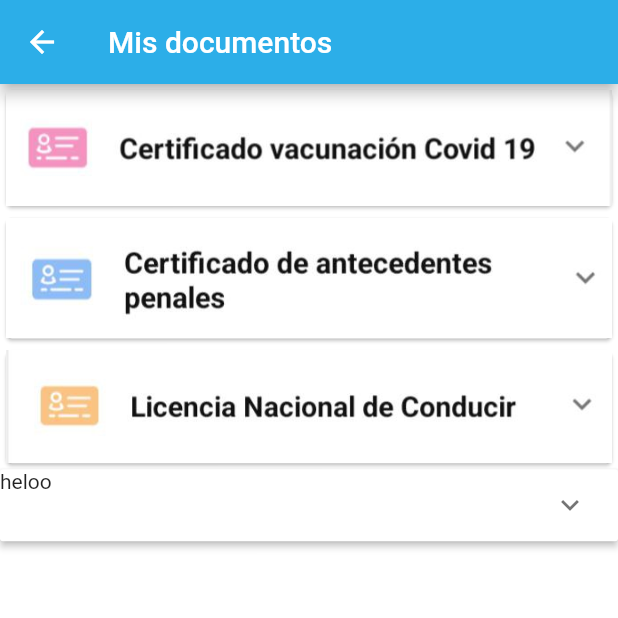
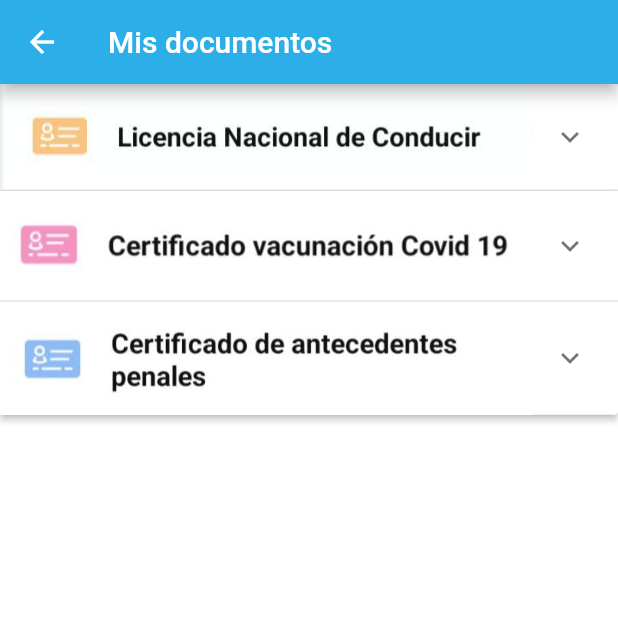
Before and after one commit to lukgutierrez/Mi_Argentina_App, a Flutter app: the Documents screen opened directly, on a phone screen of 412 x 824 dp, the top half of it. Run offline on Flutter 3.47's test engine with Material 2 defaults, Android fonts, the phone set to English and light mode, and no system bars.

Commit message:
edit_pagedocuments

```diff
--- a/lib/Pages/Documents.dart
+++ b/lib/Pages/Documents.dart
@@ -13,24 +13,40 @@ class Documents extends StatelessWidget {
       ),
       body: Column(
         children: [
-          Card(
-            child: Image(image: AssetImage("assets/image2.jpg")),
-          ),
-          Card(
-            child: Image(image: AssetImage("assets/image3.jpg")),
-          ),
-          Card(
-            child: Image(image: AssetImage("assets/image4.jpg")),
-          ),
           ExpansionPanelList(
             children: [
               ExpansionPanel(
                   headerBuilder: (context, isExpanded) {
-                    return Text("heloo");
+                    return Image(image: AssetImage("assets/image7.jpg"));
                   },
-                  body: Text("pioo")),
+                  body: Container(
+                    width: 100,
+                    height: 100,
+                    color: Colors.amber,
+                  ),
+                  isExpanded: false),
+              ExpansionPanel(
+                  headerBuilder: (context, isExpanded) {
+                    return Image(image: AssetImage("assets/image2.jpg"));
+                  },
+                  body: Container(
+                    width: 100,
+                    height: 100,
+                    color: Colors.amber,
+                  ),
+                  isExpanded: false),
+              ExpansionPanel(
+                  headerBuilder: (context, isExpanded) {
+                    return Image(image: AssetImage("assets/image3.jpg"));
+                  },
+                  body: Container(
+                    width: 100,
+                    height: 100,
+                    color: Colors.amber,
+                  ),
+                  isExpanded: false),
             ],
-          )
+          ),
         ],
       ),
     );
```
Also changed, not shown: assets/image1.jpg (deleted), assets/image2.jpg, assets/image3.jpg, assets/image4.jpg (deleted), assets/image7.jpg (added).
